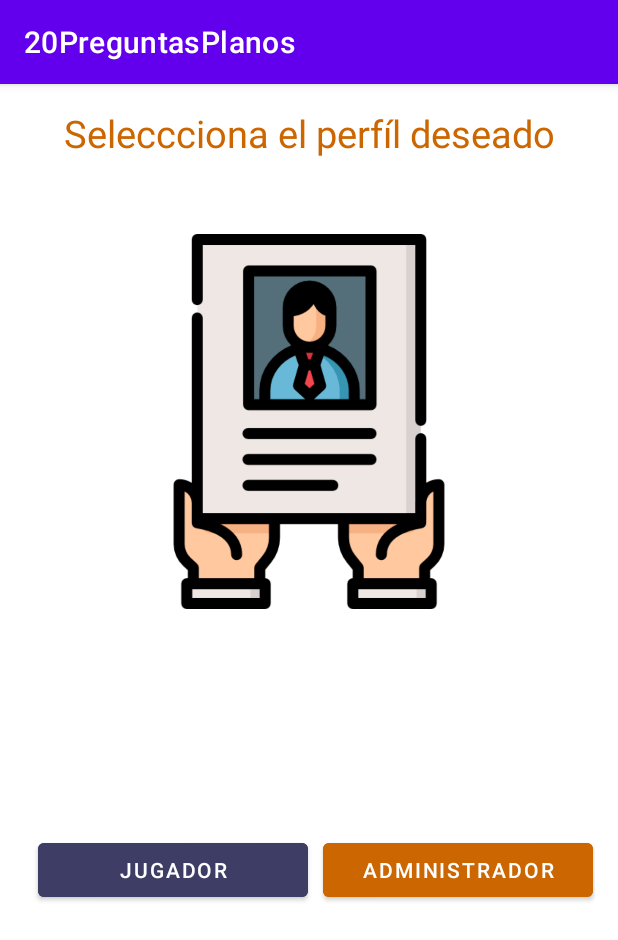
After one commit to juandifs00/Practicas_Android_Studio, an Android app: the Perfiles screen opened directly, with no data from a screen before it, on a phone screen of 412 x 824 dp. The commit adds this screen. Shown: the top 940 px of the screen. Run offline under Robolectric (Android 15) with nearby library versions, the light colour scheme and no system bars.

Commit message:
Perfiles y correciones

```diff
--- a/20PreguntasPlanos/app/src/main/java/com/example/a20preguntasplanos/AddPreguntas.java
+++ b/20PreguntasPlanos/app/src/main/java/com/example/a20preguntasplanos/AddPreguntas.java
@@ -7,6 +7,7 @@ import android.os.Bundle;
 import android.view.View;
 import android.widget.Button;
 import android.widget.EditText;
+import android.widget.ListView;
 
 import java.io.IOException;
 
@@ -14,6 +15,7 @@ public class AddPreguntas extends AppCompatActivity {
 
     EditText etPegunta, etResp1, etResp2, etResp3, etOpCorrecta;
     Button btnRegistar, btnVolver;
+    ListView lvPAgregadas;
 
     String Pregunta, Resp1, Resp2, Resp3, Opcorr;
 
@@ -55,6 +57,9 @@ public class AddPreguntas extends AppCompatActivity {
         });
     }
 
+    public void Mostrar_Preguntas() {
+    }
+
     private void conexion() {
         etPegunta = findViewById(R.id.etPegunta);
         etResp1 = findViewById(R.id.etResp1);
--- /dev/null
+++ b/20PreguntasPlanos/app/src/main/java/com/example/a20preguntasplanos/Perfiles.java
@@ -0,0 +1,42 @@
+package com.example.a20preguntasplanos;
+
+import androidx.appcompat.app.AppCompatActivity;
+
+import android.content.Intent;
+import android.os.Bundle;
+import android.view.View;
+import android.widget.Button;
+
+public class Perfiles extends AppCompatActivity {
+
+    Button btnJugador, btnAdmin;
+
+    @Override
+    protected void onCreate(Bundle savedInstanceState) {
+        super.onCreate(savedInstanceState);
+        setContentView(R.layout.activity_perfiles);
+        conectar();
+
+        btnJugador.setOnClickListener(new View.OnClickListener() {
+            @Override
+            public void onClick(View view) {
+                Intent Jugador = new Intent(getApplicationContext(), MainActivity.class);
+                startActivity(Jugador);
+            }
+        });
+
+        btnAdmin.setOnClickListener(new View.OnClickListener() {
+            @Override
+            public void onClick(View view) {
+                Intent Admin = new Intent(getApplicationContext(), AddPreguntas.class);
+                startActivity(Admin);
+            }
+        });
+
+    }
+
+    private void conectar() {
+        btnAdmin = findViewById(R.id.btnAdmin);
+        btnJugador = findViewById(R.id.btnJugador);
+    }
+}
--- /dev/null
+++ b/20PreguntasPlanos/app/src/main/res/layout/activity_perfiles.xml
@@ -0,0 +1,64 @@
+<?xml version="1.0" encoding="utf-8"?>
+<LinearLayout xmlns:android="http://schemas.android.com/apk/res/android"
+    xmlns:app="http://schemas.android.com/apk/res-auto"
+    xmlns:tools="http://schemas.android.com/tools"
+    android:layout_width="match_parent"
+    android:layout_height="match_parent"
+    tools:context=".Perfiles"
+    android:orientation="vertical"
+    android:padding="15dp">
+
+    <LinearLayout
+        android:layout_width="match_parent"
+        android:layout_height="wrap_content">
+
+        <TextView
+            android:layout_width="match_parent"
+            android:layout_height="wrap_content"
+            android:text="Seleccciona el perfíl deseado"
+            android:gravity="center"
+            android:textSize="25sp"
+            android:textColor="@color/orange"
+            ></TextView>
+
+    </LinearLayout>
+
+    <LinearLayout
+        android:layout_width="match_parent"
+        android:layout_height="wrap_content"
+        android:layout_marginTop="50dp">
+
+        <ImageView
+            android:layout_width="match_parent"
+            android:layout_height="250dp"
+            android:src="@drawable/perfiles"
+            ></ImageView>
+
+    </LinearLayout>
+
+    <LinearLayout
+        android:layout_width="match_parent"
+        android:layout_height="wrap_content"
+        android:layout_marginTop="150dp">
+
+        <Button
+            android:layout_width="180dp"
+            android:layout_height="wrap_content"
+            android:layout_marginStart="10dp"
+            android:text="Jugador"
+            android:backgroundTint="@color/regresar"
+            android:id="@+id/btnJugador">
+        </Button>
+
+        <Button
+            android:layout_width="180dp"
+            android:layout_height="wrap_content"
+            android:layout_marginStart="10dp"
+            android:text="Administrador"
+            android:backgroundTint="@color/orange"
+            android:id="@+id/btnAdmin">
+        </Button>
+
+    </LinearLayout>
+
+</LinearLayout>
```
Also changed, not shown: 20PreguntasPlanos/app/src/main/AndroidManifest.xml (+7 -0 lines), 20PreguntasPlanos/app/src/main/java/com/example/a20preguntasplanos/MainActivity.java (+5 -10 lines), 20PreguntasPlanos/app/src/main/java/com/example/a20preguntasplanos/MejoresJugadores.java (+21 -0 lines), 20PreguntasPlanos/app/src/main/res/layout/activity_add_preguntas.xml (+12 -0 lines), 20PreguntasPlanos/app/src/main/res/layout/activity_main.xml (+9 -10 lines), 20PreguntasPlanos/app/src/main/res/layout/activity_mejores_jugadores.xml (+21 -3 lines), 20PreguntasPlanos/app/src/main/res/drawable/perfiles.png (added).
